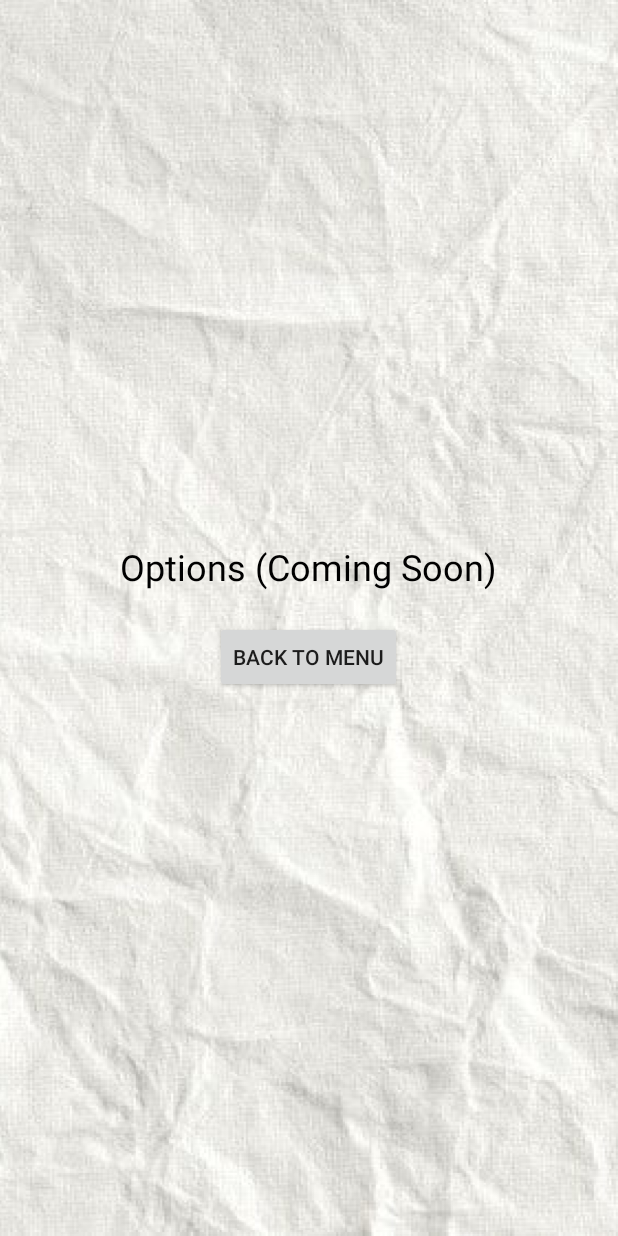
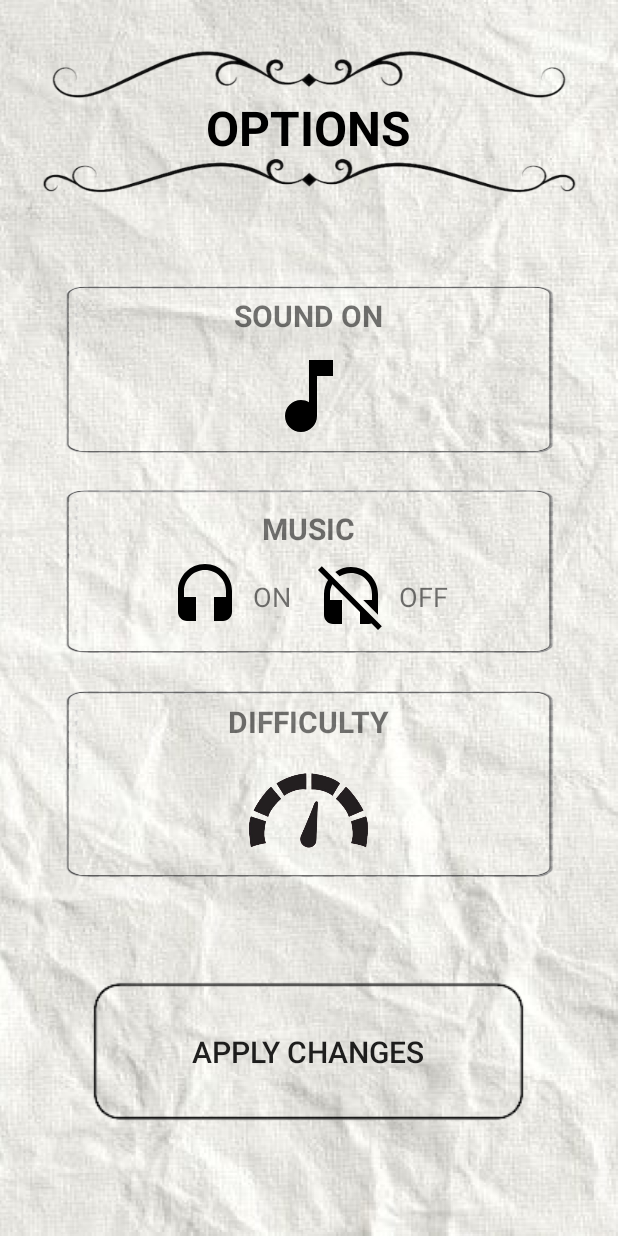
Before and after one commit to ABEJARON/HangU_game, an Android app built with Jetpack Compose: the layout activity_options.xml on its own in the app's theme, with its tools: preview values and no code run, on a phone screen of 412 x 824 dp. Run offline under Robolectric (Android 15) with nearby library versions, the phone set to English and light mode, and no system bars.

Commit message:
options layout

```diff
--- /dev/null
+++ b/app/src/main/res/drawable/icon_music_off.xml
@@ -0,0 +1,5 @@
+<vector xmlns:android="http://schemas.android.com/apk/res/android" android:height="24dp" android:tint="#000000" android:viewportHeight="24" android:viewportWidth="24" android:width="24dp">
+
+    <path android:fillColor="@android:color/white" android:pathData="M12,4c3.87,0 7,3.13 7,7v2h-2.92L21,17.92V11c0,-4.97 -4.03,-9 -9,-9 -1.95,0 -3.76,0.62 -5.23,1.68l1.44,1.44C9.3,4.41 10.6,4 12,4zM2.27,1.72L1,3l3.33,3.32C3.49,7.68 3,9.29 3,11v7c0,1.66 1.34,3 3,3h3v-8H5v-2c0,-1.17 0.29,-2.26 0.79,-3.22L15,17v4h3c0.3,0 0.59,-0.06 0.86,-0.14L21,23l1.27,-1.27 -20,-20.01z"/>
+
+</vector>
--- /dev/null
+++ b/app/src/main/res/drawable/icon_music_on.xml
@@ -0,0 +1,5 @@
+<vector xmlns:android="http://schemas.android.com/apk/res/android" android:height="24dp" android:tint="#000000" android:viewportHeight="24" android:viewportWidth="24" android:width="24dp">
+
+    <path android:fillColor="@android:color/white" android:pathData="M12,1c-4.97,0 -9,4.03 -9,9v7c0,1.66 1.34,3 3,3h3v-8H5v-2c0,-3.87 3.13,-7 7,-7s7,3.13 7,7v2h-4v8h3c1.66,0 3,-1.34 3,-3v-7c0,-4.97 -4.03,-9 -9,-9z"/>
+
+</vector>
--- /dev/null
+++ b/app/src/main/res/drawable/icon_sound_on.xml
@@ -0,0 +1,5 @@
+<vector xmlns:android="http://schemas.android.com/apk/res/android" android:height="24dp" android:tint="#000000" android:viewportHeight="24" android:viewportWidth="24" android:width="24dp">
+
+    <path android:fillColor="@android:color/white" android:pathData="M12,3v10.55c-0.59,-0.34 -1.27,-0.55 -2,-0.55 -2.21,0 -4,1.79 -4,4s1.79,4 4,4 4,-1.79 4,-4V7h4V3h-6z"/>
+
+</vector>
--- a/app/src/main/res/layout/activity_options.xml
+++ b/app/src/main/res/layout/activity_options.xml
@@ -3,21 +3,141 @@
     android:layout_width="match_parent"
     android:layout_height="match_parent"
     android:orientation="vertical"
-    android:gravity="center"
+    android:gravity="center_horizontal"
     android:padding="16dp"
     android:background="@drawable/paperbg">
 
-    <TextView
-        android:text="Options (Coming Soon)"
-        android:textSize="24sp"
-        android:layout_marginBottom="20dp"
-        android:textColor="#000000"
+    <!-- Title Section with Header Image -->
+    <LinearLayout
         android:layout_width="wrap_content"
-        android:layout_height="wrap_content" />
+        android:layout_height="138dp"
+        android:layout_marginBottom="32dp"
+        android:background="@drawable/header"
+        android:gravity="center">
 
+        <TextView
+            android:layout_width="wrap_content"
+            android:layout_height="wrap_content"
+            android:gravity="center"
+            android:text="OPTIONS"
+            android:textColor="@android:color/black"
+            android:textSize="32sp"
+            android:textStyle="bold" />
+
+    </LinearLayout>
+
+    <!-- Sound Section -->
+
+    <!-- Music Section -->
+    <LinearLayout
+        android:layout_width="match_parent"
+        android:layout_height="120dp"
+        android:layout_marginBottom="16dp"
+        android:background="@drawable/card_background"
+        android:gravity="center"
+        android:orientation="vertical"
+        android:padding="16dp">
+
+        <TextView
+            android:layout_width="wrap_content"
+            android:layout_height="wrap_content"
+            android:text="SOUND ON"
+            android:textSize="20sp"
+            android:textStyle="bold" />
+
+        <ImageView
+            android:id="@+id/soundIcon"
+            android:layout_width="64dp"
+            android:layout_height="64dp"
+            android:layout_marginTop="8dp"
+            android:src="@drawable/icon_sound_on" />
+    </LinearLayout>
+
+    <LinearLayout
+        android:layout_width="match_parent"
+        android:layout_height="117dp"
+        android:layout_marginBottom="16dp"
+        android:background="@drawable/card_background"
+        android:gravity="center"
+        android:orientation="vertical"
+        android:padding="16dp">
+
+        <TextView
+            android:layout_width="wrap_content"
+            android:layout_height="wrap_content"
+            android:text="MUSIC"
+            android:textSize="20sp"
+            android:textStyle="bold" />
+
+        <LinearLayout
+            android:layout_width="wrap_content"
+            android:layout_height="wrap_content"
+            android:layout_marginTop="8dp"
+            android:gravity="center_vertical"
+            android:orientation="horizontal">
+
+            <ImageView
+                android:id="@+id/musicOnIcon"
+                android:layout_width="48dp"
+                android:layout_height="48dp"
+                android:layout_marginEnd="8dp"
+                android:src="@drawable/icon_music_on" />
+
+            <TextView
+                android:layout_width="wrap_content"
+                android:layout_height="wrap_content"
+                android:text="ON"
+                android:textSize="18sp" />
+
+            <ImageView
+                android:id="@+id/musicOffIcon"
+                android:layout_width="48dp"
+                android:layout_height="48dp"
+                android:layout_marginStart="16dp"
+                android:src="@drawable/icon_music_off" />
+
+            <TextView
+                android:layout_width="wrap_content"
+                android:layout_height="wrap_content"
+                android:layout_marginStart="8dp"
+                android:text="OFF"
+                android:textSize="18sp" />
+        </LinearLayout>
+    </LinearLayout>
+
+    <!-- Difficulty Section -->
+    <LinearLayout
+        android:layout_width="match_parent"
+        android:layout_height="134dp"
+        android:layout_marginBottom="32dp"
+        android:background="@drawable/card_background"
+        android:gravity="center"
+        android:orientation="vertical"
+        android:padding="16dp">
+
+        <TextView
+            android:layout_width="wrap_content"
+            android:layout_height="wrap_content"
+            android:text="DIFFICULTY"
+            android:textSize="20sp"
+            android:textStyle="bold" />
+
+        <ImageView
+            android:id="@+id/difficultyMeter"
+            android:layout_width="150dp"
+            android:layout_height="75dp"
+            android:layout_marginTop="8dp"
+            android:src="@drawable/graphic_difficulty_meter" />
+    </LinearLayout>
+
+    <!-- Apply Changes Button -->
     <Button
-        android:id="@+id/backButton"
-        android:text="Back to Menu"
+        android:id="@+id/applyChangesButton"
         android:layout_width="wrap_content"
-        android:layout_height="wrap_content" />
+        android:layout_height="wrap_content"
+        android:text="APPLY CHANGES"
+        android:textSize="20sp"
+        android:padding="12dp"
+        android:background="@drawable/button_background" />
+
 </LinearLayout>
```
Also changed, not shown: app/src/main/res/drawable/button_background.png (added), app/src/main/res/drawable/card_background.png (added), app/src/main/res/drawable/graphic_difficulty_meter.png (added), app/src/main/res/drawable/header.png (added).
